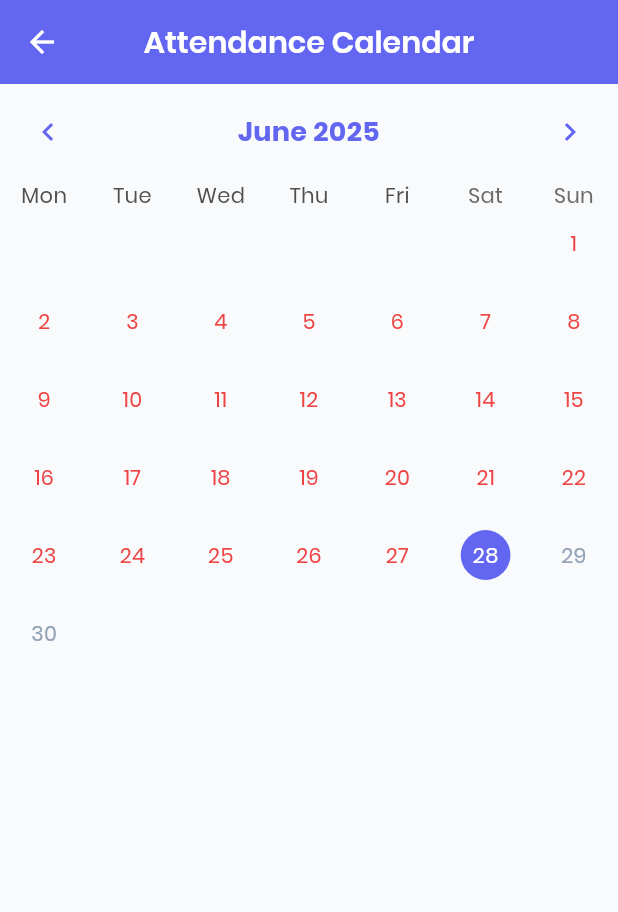
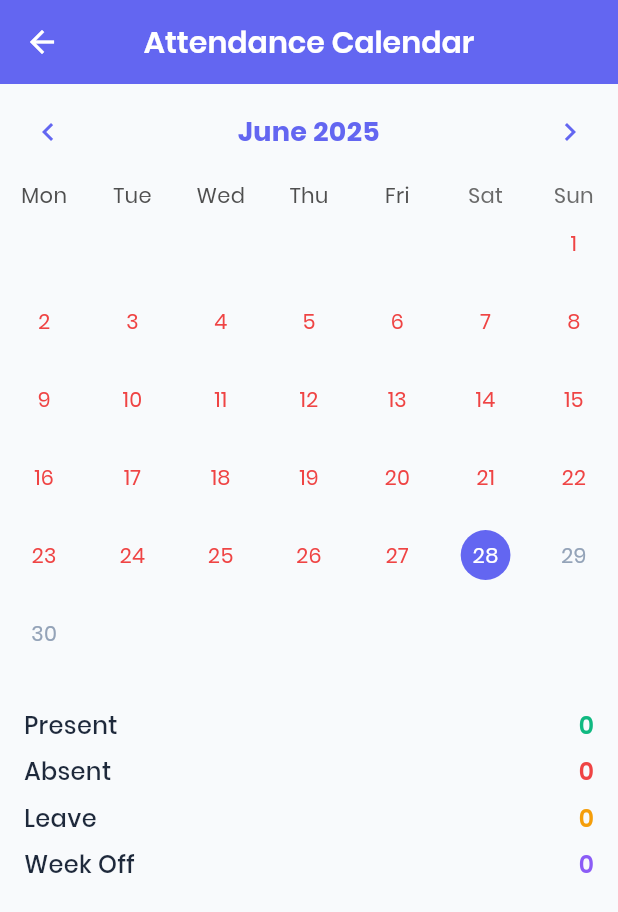
Before and after one commit to suvojit213/attendence_tracker, a Flutter app: the screen it shows after launch, after a tap on the "calendar month" icon, on a phone screen of 412 x 824 dp. Shown: the top 912 px of the screen. Run offline on Flutter 3.47's test engine with Material 3 defaults, Android fonts, the phone set to English and light mode, and no system bars; drawn by our look-alikes of table_calendar; our stand-ins replace shared_preferences.

Commit message:
attendence tracker: fix buttons and add calender statistics

```diff
--- a/lib/screens/calendar_screen.dart
+++ b/lib/screens/calendar_screen.dart
@@ -22,6 +22,11 @@ class _CalendarScreenState extends State<CalendarScreen> {
   Map<String, AttendanceRecord> _attendanceRecords = {};
   bool _isLoading = false;
 
+  int _presentCount = 0;
+  int _absentCount = 0;
+  int _leaveCount = 0;
+  int _weekOffCount = 0;
+
   @override
   void initState() {
     super.initState();
@@ -41,8 +46,22 @@ class _CalendarScreenState extends State<CalendarScreen> {
       );
 
       final recordsMap = <String, AttendanceRecord>{};
+      _presentCount = 0;
+      _absentCount = 0;
+      _leaveCount = 0;
+      _weekOffCount = 0;
+
       for (final record in records) {
         recordsMap[record.dateKey] = record;
+        if (record.status == AttendanceStatus.present) {
+          _presentCount++;
+        } else if (record.status == AttendanceStatus.absent) {
+          _absentCount++;
+        } else if (record.status == AttendanceStatus.leave) {
+          _leaveCount++;
+        } else if (record.status == AttendanceStatus.weekOff) {
+          _weekOffCount++;
+        }
       }
 
       setState(() {
@@ -291,8 +310,47 @@ class _CalendarScreenState extends State<CalendarScreen> {
                     },
                   ),
                 ),
+                const SizedBox(height: 20),
+                Padding(
+                  padding: const EdgeInsets.symmetric(horizontal: 16.0),
+                  child: Column(
+                    children: [
+                      _buildStatRow('Present', _presentCount, AppColors.success),
+                      _buildStatRow('Absent', _absentCount, AppColors.error),
+                      _buildStatRow('Leave', _leaveCount, AppColors.leave),
+                      _buildStatRow('Week Off', _weekOffCount, AppColors.weekOff),
+                    ],
+                  ),
+                ),
               ],
             ),
+    );
+  }
+
+  Widget _buildStatRow(String label, int count, Color color) {
+    return Padding(
+      padding: const EdgeInsets.symmetric(vertical: 4.0),
+      child: Row(
+        mainAxisAlignment: MainAxisAlignment.spaceBetween,
+        children: [
+          Text(
+            label,
+            style: TextStyle(
+              fontSize: 16,
+              fontWeight: FontWeight.w500,
+              color: AppColors.textPrimary,
+            ),
+          ),
+          Text(
+            count.toString(),
+            style: TextStyle(
+              fontSize: 16,
+              fontWeight: FontWeight.w600,
+              color: color,
+            ),
+          ),
+        ],
+      ),
     );
   }
 }
--- a/lib/screens/home_screen.dart
+++ b/lib/screens/home_screen.dart
@@ -230,6 +230,8 @@ class _HomeScreenState extends State<HomeScreen> {
                     // Quick Stats
                     if (_todayRecord != null) ...[
                       Card(
+                        elevation: 4,
+                        shape: RoundedRectangleBorder(borderRadius: BorderRadius.circular(16)),
                         child: Padding(
                           padding: const EdgeInsets.all(16),
                           child: Column(
@@ -250,6 +252,22 @@ class _HomeScreenState extends State<HomeScreen> {
                                 _getStatusColor(_todayRecord!.status),
                               ),
                               const SizedBox(height: 8),
+                              if (_todayRecord!.punchInTime != null) ...[
+                                _buildStatRow(
+                                  'Punch In Time',
+                                  DateFormat('h:mm a').format(_todayRecord!.punchInTime!),
+                                  AppColors.textPrimary,
+                                ),
+                                const SizedBox(height: 8),
+                              ],
+                              if (_todayRecord!.punchOutTime != null) ...[
+                                _buildStatRow(
+                                  'Punch Out Time',
+                                  DateFormat('h:mm a').format(_todayRecord!.punchOutTime!),
+                                  AppColors.textPrimary,
+                                ),
+                                const SizedBox(height: 8),
+                              ],
                               if (_todayRecord!.workingHours > 0) ...[
                                 _buildStatRow(
                                   'Working Hours',
```
